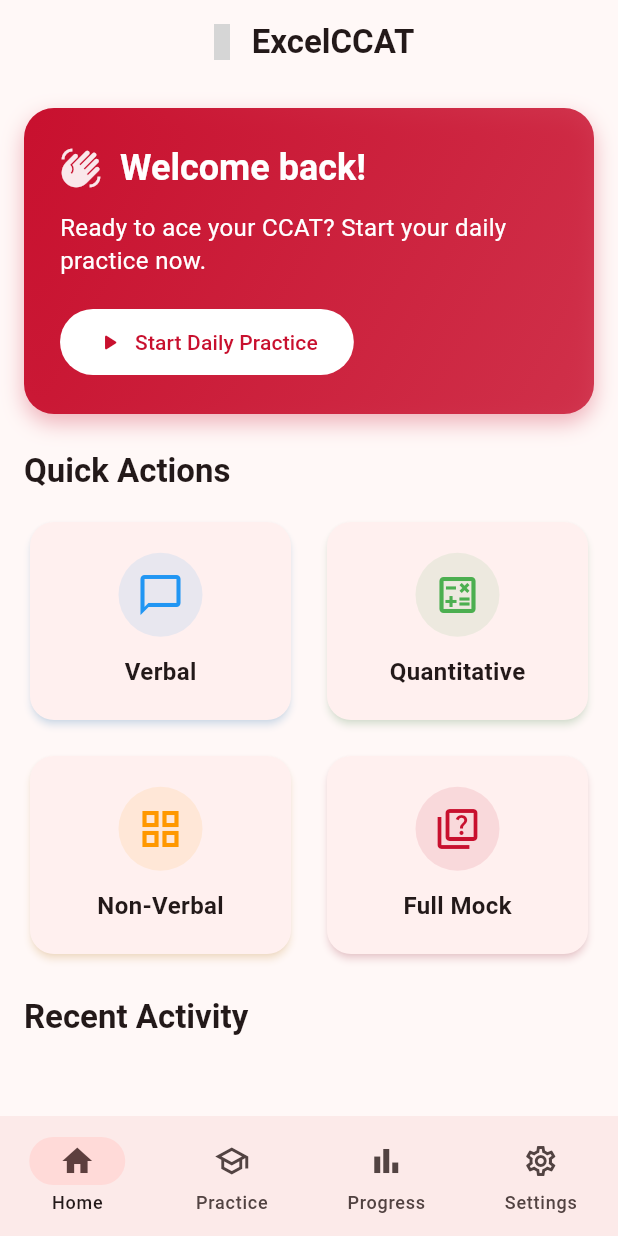
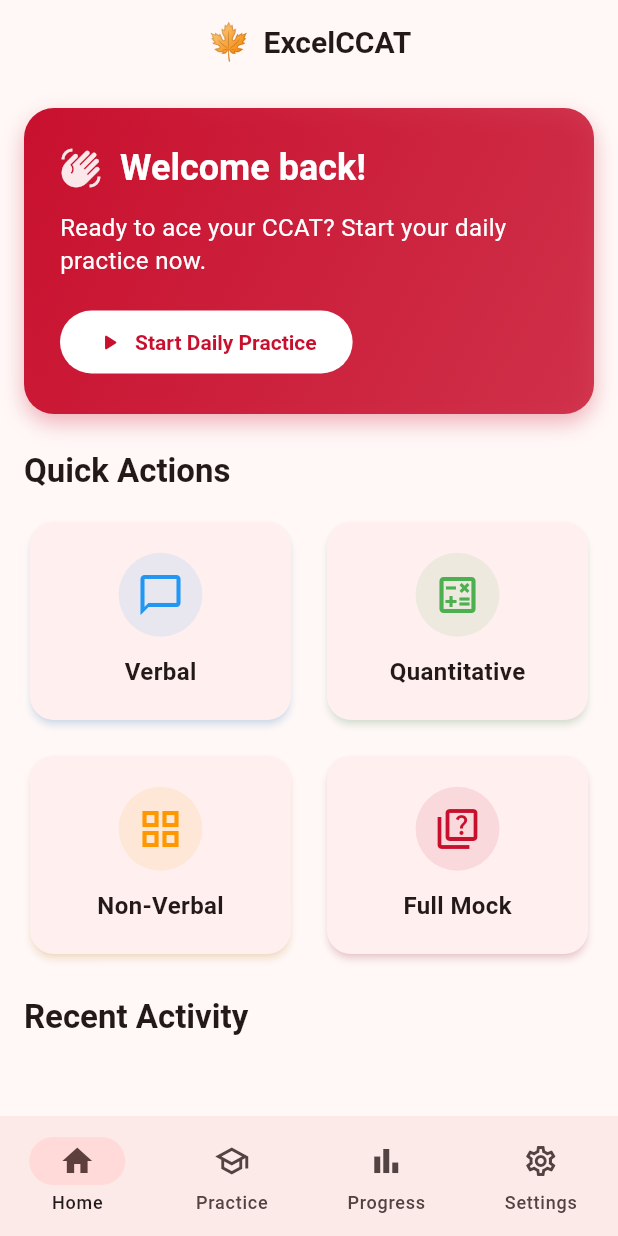
Before and after one commit to rajkumar-natarajan/ExcelCCAT, a Flutter app: the screen it shows after launch, on a phone screen of 412 x 824 dp. Run offline on Flutter 3.47's test engine with Material 3 defaults, Android fonts, the phone set to English and light mode, and no system bars; grey boxes are pictures that could not be loaded.

Commit message:
fix: Resolve build errors in main.dart and dashboard_screen.dart

```diff
--- a/excel_ccat_flutter/lib/main.dart
+++ b/excel_ccat_flutter/lib/main.dart
@@ -34,7 +34,11 @@ class ExcelCCATApp extends StatelessWidget {
             ),
             appBarTheme: const AppBarTheme(
               centerTitle: true,
-              fontWeight: FontWeight.bold,
+              titleTextStyle: TextStyle(
+                fontWeight: FontWeight.bold,
+                fontSize: 20,
+                color: Colors.black, // Default for light mode
+              ),
             ),
           ),
           darkTheme: ThemeData(
@@ -45,7 +49,11 @@ class ExcelCCATApp extends StatelessWidget {
             ),
             appBarTheme: const AppBarTheme(
               centerTitle: true,
-              fontWeight: FontWeight.bold,
+              titleTextStyle: TextStyle(
+                fontWeight: FontWeight.bold,
+                fontSize: 20,
+                color: Colors.white, // Default for dark mode
+              ),
             ),
           ),
           home: const HomePage(),
--- a/excel_ccat_flutter/lib/screens/dashboard_screen.dart
+++ b/excel_ccat_flutter/lib/screens/dashboard_screen.dart
@@ -13,7 +13,7 @@ class DashboardScreen extends StatelessWidget {
         title: Row(
           mainAxisSize: MainAxisSize.min,
           children: [
-            const Icon(Icons.maple, color: Colors.red), // Maple Leaf Icon
+            const Text('🍁', style: TextStyle(fontSize: 24)), // Maple Leaf Emoji
             const SizedBox(width: 8),
             Text(
               'ExcelCCAT',
@@ -112,7 +112,7 @@ class DashboardScreen extends StatelessWidget {
               style: FilledButton.styleFrom(
                 backgroundColor: Colors.white,
                 foregroundColor: const Color(0xFFC8102E),
-                fontWeight: FontWeight.bold,
+                textStyle: const TextStyle(fontWeight: FontWeight.bold),
                 padding: const EdgeInsets.symmetric(horizontal: 24, vertical: 12),
               ),
             ),
```
Also changed, not shown: 1 other file.
